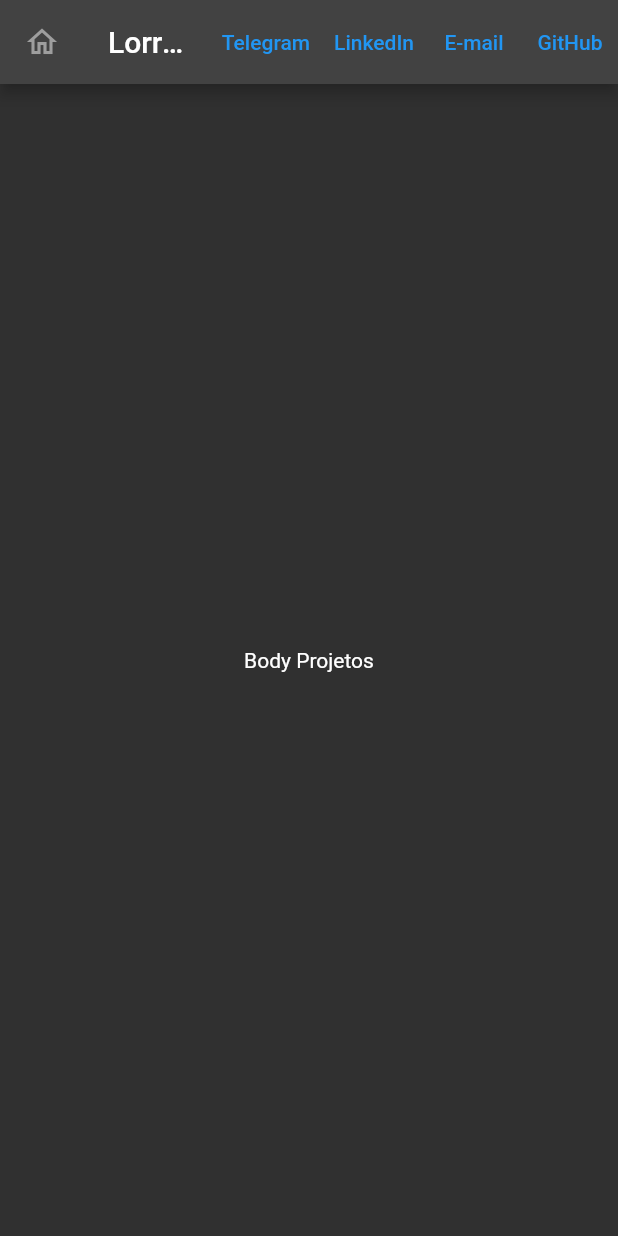
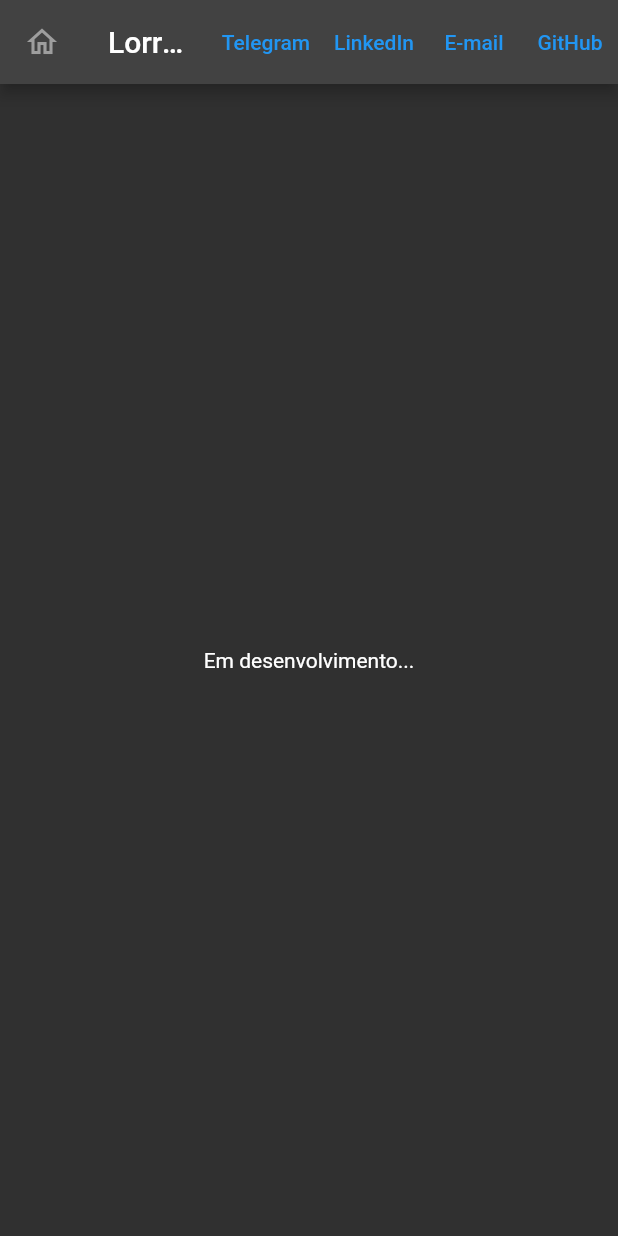
Before and after one commit to LoNobre/portifolio_web, a Flutter app: the Projects screen opened by its route, on a phone screen of 412 x 824 dp. Run offline on Flutter 3.47's test engine with Material 2 defaults, Android fonts, the light colour scheme and no system bars; our stand-ins replace go_router.

Commit message:
Status da tela de projetos

```diff
--- a/lib/pages/projects.dart
+++ b/lib/pages/projects.dart
@@ -68,7 +68,7 @@ class _ProjectsState extends State<Projects> {
         ],
       ),
       body: const Center (
-        child: Text("Body Projetos"),
+        child: Text("Em desenvolvimento..."),
       ),
     );
   }
```
